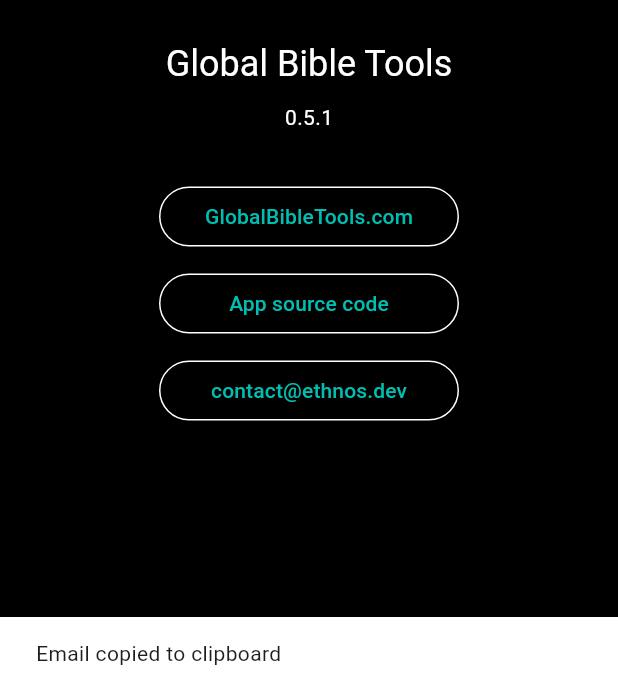
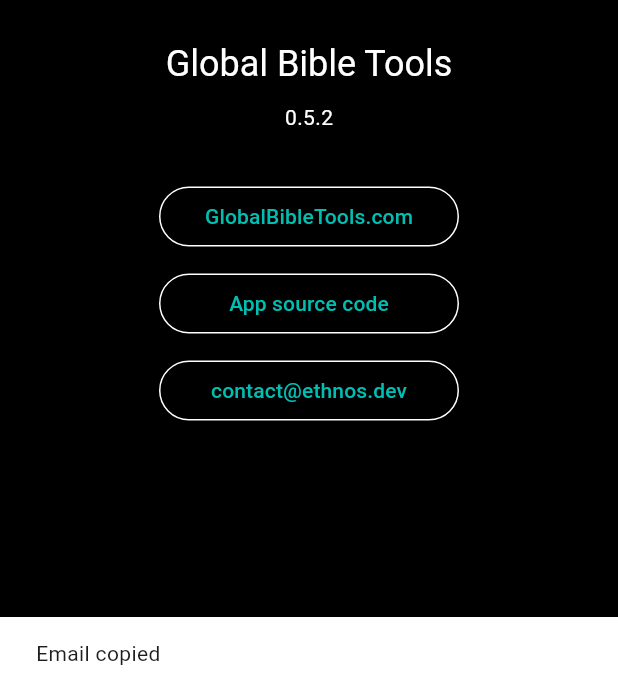
Before and after one commit to globalbibletools/study-app, a Flutter app: the AboutPage screen opened directly, after a tap on "contact@ethnos.dev", on a phone screen of 412 x 824 dp. Shown: the part 547-1233 px from the top of the screen. Run offline on Flutter 3.47's test engine with Material 3 defaults, Android fonts, the phone set to English and light mode, and no system bars; our stand-ins replace connectivity_plus, get_it, package_info_plus, shared_preferences, sqflite; missing offline and left inert: sqlite3; accounts and stored records are empty; statements that could not run were skipped.

Commit message:
version 0.5.2

```diff
--- a/lib/about/about.dart
+++ b/lib/about/about.dart
@@ -105,8 +105,10 @@ class _AboutPageState extends State<AboutPage> {
                     );
                     if (!context.mounted) return;
                     ScaffoldMessenger.of(context).showSnackBar(
-                      const SnackBar(
-                        content: Text('Email copied to clipboard'),
+                      SnackBar(
+                        content: Text(
+                          AppLocalizations.of(context)!.emailCopied,
+                        ),
                       ),
                     );
                   },
--- a/lib/l10n/app_en.arb
+++ b/lib/l10n/app_en.arb
@@ -8,6 +8,10 @@
   "sourceCode": "App source code",
   "@sourceCode": {
     "description": "Button text for the link to the source code on GitHub"
+  },
+  "emailCopied": "Email copied",
+  "@emailCopied": {
+    "description": "Message shown after email button clicked"
   },
 
   "settings": "Settings",
--- a/lib/l10n/app_es.arb
+++ b/lib/l10n/app_es.arb
@@ -3,6 +3,7 @@
 
     "appName": "Herramientas Bíblicas Globales",
     "sourceCode": "Código fuente",
+    "emailCopied": "Correo electrónico copiado",
 
     "settings": "Ajustes",
     "language": "Idioma",
--- a/lib/l10n/app_localizations.dart
+++ b/lib/l10n/app_localizations.dart
@@ -109,6 +109,12 @@ abstract class AppLocalizations {
   /// In en, this message translates to:
   /// **'App source code'**
   String get sourceCode;
+
+  /// Message shown after email button clicked
+  ///
+  /// In en, this message translates to:
+  /// **'Email copied'**
+  String get emailCopied;
 
   /// The title of the Settings screen
   ///
--- a/lib/l10n/app_localizations_en.dart
+++ b/lib/l10n/app_localizations_en.dart
@@ -13,6 +13,9 @@ class AppLocalizationsEn extends AppLocalizations {
 
   @override
   String get sourceCode => 'App source code';
+
+  @override
+  String get emailCopied => 'Email copied';
 
   @override
   String get settings => 'Settings';
--- a/lib/l10n/app_localizations_es.dart
+++ b/lib/l10n/app_localizations_es.dart
@@ -13,6 +13,9 @@ class AppLocalizationsEs extends AppLocalizations {
 
   @override
   String get sourceCode => 'Código fuente';
+
+  @override
+  String get emailCopied => 'Correo electrónico copiado';
 
   @override
   String get settings => 'Ajustes';
--- a/lib/settings/settings_page.dart
+++ b/lib/settings/settings_page.dart
@@ -102,7 +102,7 @@ class _SettingsPageState extends State<SettingsPage> {
                   final previousLanguage = manager.currentLanguage;
                   final selectedLanguage = await _chooseLanguage();
                   if (selectedLanguage == null) return;
-                  manager.setLanguage(selectedLanguage);
+                  await manager.setLanguage(selectedLanguage);
                   if (selectedLanguage == Language.english) return;
                   final isDownloaded = await manager.isLanguageDownloaded(
                     selectedLanguage,
--- a/pubspec.yaml
+++ b/pubspec.yaml
@@ -2,7 +2,7 @@ name: studyapp
 description: "Global Bible Tools Hebrew and Greek Study App"
 publish_to: 'none'
 
-version: 0.5.1+11
+version: 0.5.2+12
 
 environment:
   sdk: ^3.7.2
```
Also changed, not shown: 1 other file.
